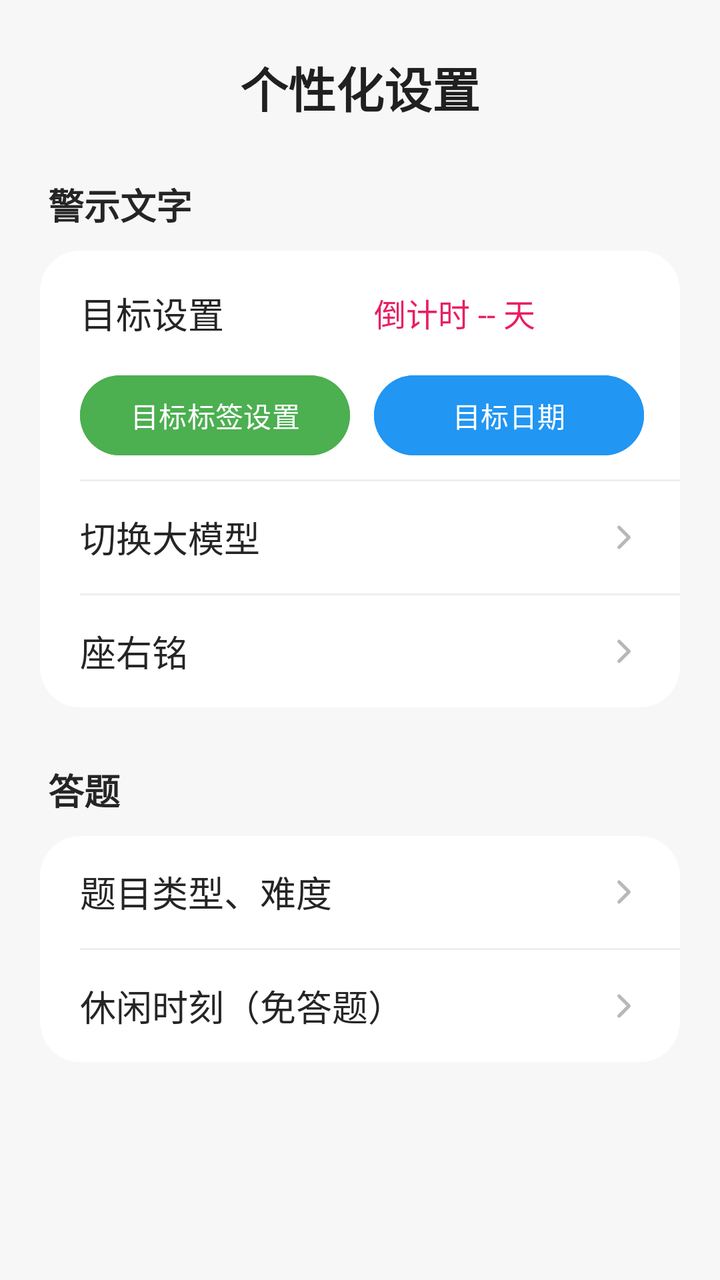
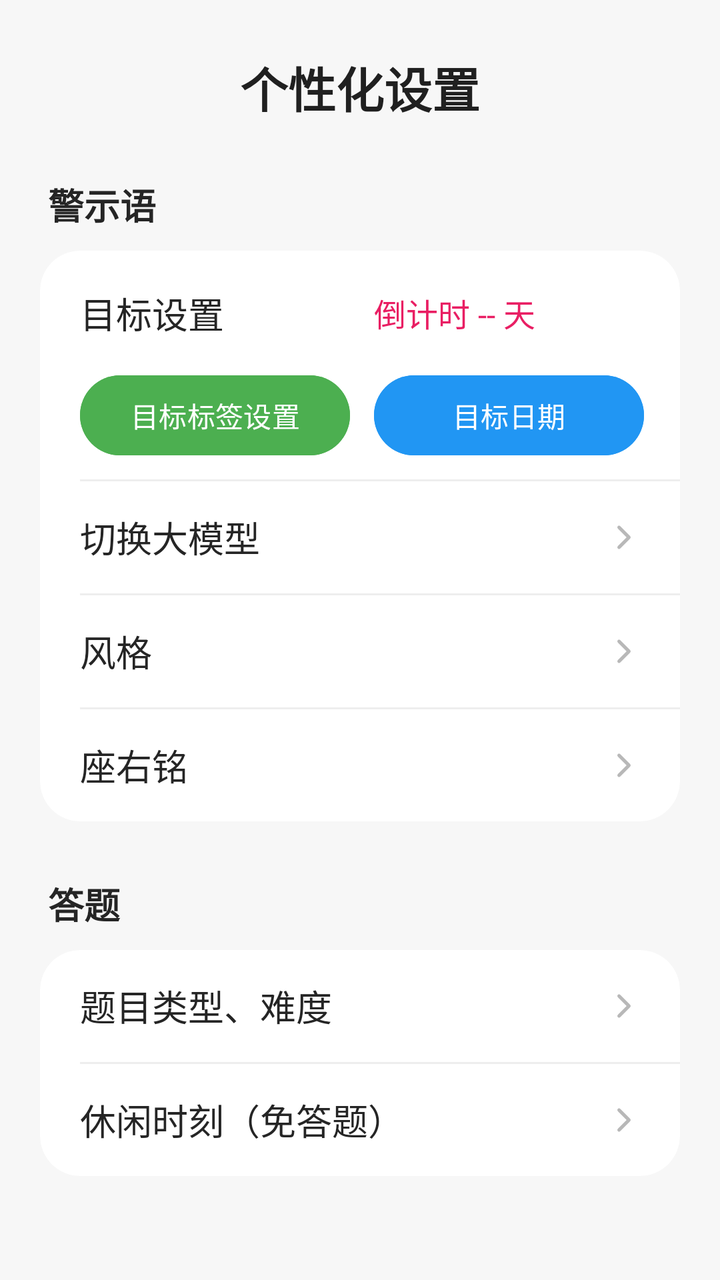

Compare the two renders of this Android layout. The source of the first and the diff that turns it into the second are given below.
<!-- AndroidManifest.xml: application theme Theme.Basic -->
<!-- res/layout/fragment_goal.xml -->
<?xml version="1.0" encoding="utf-8"?>
<ScrollView xmlns:android="http://schemas.android.com/apk/res/android"
    xmlns:app="http://schemas.android.com/apk/res-auto"
    android:layout_width="match_parent"
    android:layout_height="match_parent"
    android:background="#F7F7F7"
    android:clipToPadding="false"
    android:fillViewport="true"
    android:overScrollMode="never">

    <LinearLayout
        android:layout_width="match_parent"
        android:layout_height="wrap_content"
        android:orientation="vertical"
        android:paddingStart="20dp"
        android:paddingTop="26dp"
        android:paddingEnd="20dp"
        android:paddingBottom="32dp">

        <TextView
            android:layout_width="match_parent"
            android:layout_height="wrap_content"
            android:layout_marginBottom="28dp"
            android:gravity="center"
            android:text="个性化设置"
            android:textColor="#202020"
            android:textSize="24sp"
            android:textStyle="bold" />

        <TextView
            android:layout_width="match_parent"
            android:layout_height="wrap_content"
            android:layout_marginStart="4dp"
            android:layout_marginBottom="10dp"
            android:text="警示文字"
            android:textColor="#252525"
            android:textSize="18sp"
            android:textStyle="bold" />

        <androidx.cardview.widget.CardView
            android:layout_width="match_parent"
            android:layout_height="wrap_content"
            app:cardBackgroundColor="#FFFFFF"
            app:cardCornerRadius="20dp"
            app:cardElevation="0dp"
            app:cardPreventCornerOverlap="true">

            <LinearLayout
                android:layout_width="match_parent"
                android:layout_height="wrap_content"
                android:orientation="vertical">

                <LinearLayout
                    android:layout_width="match_parent"
                    android:layout_height="wrap_content"
                    android:orientation="vertical"
                    android:paddingStart="20dp"
                    android:paddingTop="18dp"
                    android:paddingEnd="18dp"
                    android:paddingBottom="8dp">

                    <LinearLayout
                        android:layout_width="match_parent"
                        android:layout_height="wrap_content"
                        android:gravity="center_vertical"
                        android:orientation="horizontal">

                        <TextView
                            android:layout_width="0dp"
                            android:layout_height="wrap_content"
                            android:layout_marginEnd="6dp"
                            android:layout_weight="1"
                            android:text="目标设置"
                            android:textColor="#252525"
                            android:textSize="18sp" />

                        <TextView
                            android:id="@+id/tv_goal_countdown"
                            android:layout_width="0dp"
                            android:layout_height="wrap_content"
                            android:layout_marginStart="6dp"
                            android:layout_weight="1"
                            android:gravity="start"
                            android:text="倒计时 -- 天"
                            android:textColor="#E91E63"
                            android:textSize="16sp" />

                    </LinearLayout>

                    <LinearLayout
                        android:layout_width="match_parent"
                        android:layout_height="wrap_content"
                        android:layout_marginTop="14dp"
                        android:gravity="center_vertical"
                        android:orientation="horizontal">

                        <Button
                            android:id="@+id/btn_tag_setting"
                            android:layout_width="0dp"
                            android:layout_height="wrap_content"
                            android:layout_marginEnd="6dp"
                            android:layout_weight="1"
                            android:backgroundTint="#4CAF50"
                            android:minWidth="0dp"
                            android:paddingStart="8dp"
                            android:paddingEnd="8dp"
                            android:text="目标标签设置"
                            android:textAllCaps="false" />

                        <Button
                            android:id="@+id/btn_target_date_setting"
                            android:layout_width="0dp"
                            android:layout_height="wrap_content"
                            android:layout_marginStart="6dp"
                            android:layout_weight="1"
                            android:backgroundTint="#2196F3"
                            android:minWidth="0dp"
                            android:paddingStart="8dp"
                            android:paddingEnd="8dp"
                            android:text="目标日期"
                            android:textAllCaps="false" />

                    </LinearLayout>

                </LinearLayout>

                <View
                    android:layout_width="match_parent"
                    android:layout_height="1dp"
                    android:layout_marginStart="20dp"
                    android:background="#EEEEEE" />

                <LinearLayout
                    android:id="@+id/btn_reminder_provider"
                    android:layout_width="match_parent"
                    android:layout_height="56dp"
                    android:background="?attr/selectableItemBackground"
                    android:clickable="true"
                    android:focusable="true"
                    android:gravity="center_vertical"
                    android:orientation="horizontal"
                    android:paddingStart="20dp"
                    android:paddingEnd="18dp">

                    <TextView
                        android:layout_width="0dp"
                        android:layout_height="wrap_content"
                        android:layout_weight="1"
                        android:text="@string/reminder_provider_settings"
                        android:textColor="#252525"
                        android:textSize="18sp" />

                    <ImageView
                        android:layout_width="20dp"
                        android:layout_height="20dp"
                        android:contentDescription="@null"
                        android:src="@drawable/ic_menu_chevron" />

                </LinearLayout>

                <View
                    android:id="@+id/divider_reminder_provider"
                    android:layout_width="match_parent"
                    android:layout_height="1dp"
                    android:layout_marginStart="20dp"
                    android:background="#EEEEEE" />

                <LinearLayout
                    android:id="@+id/btn_floating_strict_reminder"
                    android:layout_width="match_parent"
                    android:layout_height="56dp"
                    android:background="?attr/selectableItemBackground"
                    android:clickable="true"
                    android:focusable="true"
                    android:gravity="center_vertical"
                    android:orientation="horizontal"
                    android:paddingStart="20dp"
                    android:paddingEnd="18dp">

                    <TextView
                        android:layout_width="0dp"
                        android:layout_height="wrap_content"
                        android:layout_weight="1"
                        android:text="座右铭"
                        android:textColor="#252525"
                        android:textSize="18sp" />

                    <ImageView
                        android:layout_width="20dp"
                        android:layout_height="20dp"
                        android:contentDescription="@null"
                        android:src="@drawable/ic_menu_chevron" />

                </LinearLayout>

            </LinearLayout>

        </androidx.cardview.widget.CardView>

        <TextView
            android:layout_width="match_parent"
            android:layout_height="wrap_content"
            android:layout_marginStart="4dp"
            android:layout_marginTop="28dp"
            android:layout_marginBottom="10dp"
            android:text="答题"
            android:textColor="#252525"
            android:textSize="18sp"
            android:textStyle="bold" />

        <androidx.cardview.widget.CardView
            android:layout_width="match_parent"
            android:layout_height="wrap_content"
            app:cardBackgroundColor="#FFFFFF"
            app:cardCornerRadius="20dp"
            app:cardElevation="0dp"
            app:cardPreventCornerOverlap="true">

            <LinearLayout
                android:layout_width="match_parent"
                android:layout_height="wrap_content"
                android:orientation="vertical">

                <LinearLayout
                    android:id="@+id/btn_math_difficulty"
                    android:layout_width="match_parent"
                    android:layout_height="56dp"
                    android:background="?attr/selectableItemBackground"
                    android:clickable="true"
                    android:focusable="true"
                    android:gravity="center_vertical"
                    android:orientation="horizontal"
                    android:paddingStart="20dp"
                    android:paddingEnd="18dp">

                    <TextView
                        android:layout_width="0dp"
                        android:layout_height="wrap_content"
                        android:layout_weight="1"
                        android:text="题目类型、难度"
                        android:textColor="#252525"
                        android:textSize="18sp" />

                    <ImageView
                        android:layout_width="20dp"
                        android:layout_height="20dp"
                        android:contentDescription="@null"
                        android:src="@drawable/ic_menu_chevron" />

                </LinearLayout>

                <View
                    android:layout_width="match_parent"
                    android:layout_height="1dp"
                    android:layout_marginStart="20dp"
                    android:background="#EEEEEE" />

                <LinearLayout
                    android:id="@+id/btn_leisure_time"
                    android:layout_width="match_parent"
                    android:layout_height="56dp"
                    android:background="?attr/selectableItemBackground"
                    android:clickable="true"
                    android:focusable="true"
                    android:gravity="center_vertical"
                    android:orientation="horizontal"
                    android:paddingStart="20dp"
                    android:paddingEnd="18dp">

                    <TextView
                        android:layout_width="0dp"
                        android:layout_height="wrap_content"
                        android:layout_weight="1"
                        android:text="休闲时刻（免答题）"
                        android:textColor="#252525"
                        android:textSize="18sp" />

                    <ImageView
                        android:layout_width="20dp"
                        android:layout_height="20dp"
                        android:contentDescription="@null"
                        android:src="@drawable/ic_menu_chevron" />

                </LinearLayout>

            </LinearLayout>

        </androidx.cardview.widget.CardView>

    </LinearLayout>
</ScrollView>
<!-- resources referenced by this layout -->
<resources>
  <!-- drawable ic_menu_chevron (drawable) -->
  <vector xmlns:android="http://schemas.android.com/apk/res/android"
      android:width="24dp"
      android:height="24dp"
      android:viewportWidth="24"
      android:viewportHeight="24">
      <path
          android:fillColor="@android:color/transparent"
          android:pathData="M9,6 L15,12 L9,18"
          android:strokeColor="#B8B8B8"
          android:strokeLineCap="round"
          android:strokeLineJoin="round"
          android:strokeWidth="2" />
  </vector>
  <string name="reminder_provider_settings">切换大模型</string>
  <style name="Theme.Basic" parent="Base.Theme.Basic" />
  <style name="Base.Theme.Basic" parent="Theme.Material3.DayNight.NoActionBar">
          
          
      </style>
</resources>

<!-- the commit's change to res/layout/fragment_goal.xml (unified diff, before → after) -->
@@ -32,7 +32,7 @@
             android:layout_height="wrap_content"
             android:layout_marginStart="4dp"
             android:layout_marginBottom="10dp"
-            android:text="警示文字"
+            android:text="警示语"
             android:textColor="#252525"
             android:textSize="18sp"
             android:textStyle="bold" />
@@ -166,6 +166,40 @@
                     android:background="#EEEEEE" />
 
                 <LinearLayout
+                    android:id="@+id/btn_reminder_style"
+                    android:layout_width="match_parent"
+                    android:layout_height="56dp"
+                    android:background="?attr/selectableItemBackground"
+                    android:clickable="true"
+                    android:focusable="true"
+                    android:gravity="center_vertical"
+                    android:orientation="horizontal"
+                    android:paddingStart="20dp"
+                    android:paddingEnd="18dp">
+
+                    <TextView
+                        android:layout_width="0dp"
+                        android:layout_height="wrap_content"
+                        android:layout_weight="1"
+                        android:text="风格"
+                        android:textColor="#252525"
+                        android:textSize="18sp" />
+
+                    <ImageView
+                        android:layout_width="20dp"
+                        android:layout_height="20dp"
+                        android:contentDescription="@null"
+                        android:src="@drawable/ic_menu_chevron" />
+
+                </LinearLayout>
+
+                <View
+                    android:layout_width="match_parent"
+                    android:layout_height="1dp"
+                    android:layout_marginStart="20dp"
+                    android:background="#EEEEEE" />
+
+                <LinearLayout
                     android:id="@+id/btn_floating_strict_reminder"
                     android:layout_width="match_parent"
                     android:layout_height="56dp"
